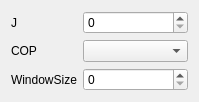
Old version of the form TupTool/form_syn.ui in the repository gsusdev/tup.
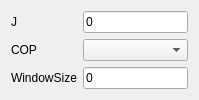
New version of the form.

Diff of the .ui file:
```diff
--- a/TupTool/form_syn.ui
+++ b/TupTool/form_syn.ui
@@ -21,9 +21,6 @@
      </property>
     </widget>
    </item>
-   <item row="0" column="1">
-    <widget class="QSpinBox" name="sbJ"/>
-   </item>
    <item row="1" column="0">
     <widget class="QLabel" name="label_2">
      <property name="text">
@@ -41,8 +38,19 @@
      </property>
     </widget>
    </item>
+   <item row="0" column="1">
+    <widget class="QLineEdit" name="leJ">
+     <property name="text">
+      <string>0</string>
+     </property>
+    </widget>
+   </item>
    <item row="2" column="1">
-    <widget class="QSpinBox" name="sbWindowSize"/>
+    <widget class="QLineEdit" name="leWindowSize">
+     <property name="text">
+      <string>0</string>
+     </property>
+    </widget>
    </item>
   </layout>
  </widget>
```
